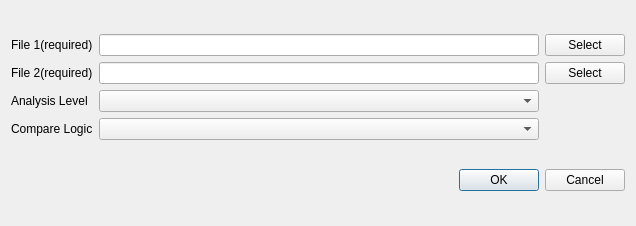
Before: the Qt Designer form src/tools/bindiff/DiffLoadDialog.ui in rizinorg/cutter, drawn with Qt 5.
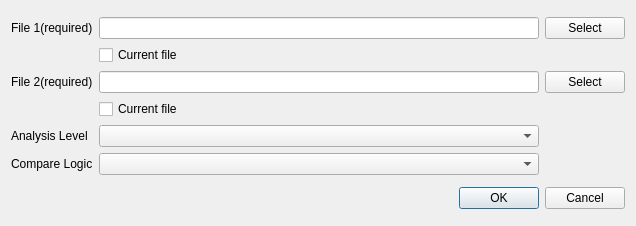
After: the same form once the commit is applied.

Commit message: Color support and CutterDiff changes for Cores and console

```diff
--- a/src/tools/bindiff/DiffLoadDialog.ui
+++ b/src/tools/bindiff/DiffLoadDialog.ui
@@ -31,52 +31,6 @@
      <property name="sizeConstraint">
       <enum>QLayout::SizeConstraint::SetMinimumSize</enum>
      </property>
-     <item row="1" column="1">
-      <widget class="QLineEdit" name="lineEditFileB"/>
-     </item>
-     <item row="0" column="2">
-      <widget class="QPushButton" name="buttonFileAOpen">
-       <property name="text">
-        <string>Select</string>
-       </property>
-      </widget>
-     </item>
-     <item row="1" column="2">
-      <widget class="QPushButton" name="buttonFileBOpen">
-       <property name="text">
-        <string>Select</string>
-       </property>
-      </widget>
-     </item>
-     <item row="2" column="1">
-      <widget class="QComboBox" name="comboBoxAnalysis"/>
-     </item>
-     <item row="0" column="1">
-      <widget class="QLineEdit" name="lineEditFileA"/>
-     </item>
-     <item row="1" column="0">
-      <widget class="QLabel" name="labelFileB">
-       <property name="sizePolicy">
-        <sizepolicy hsizetype="Preferred" vsizetype="Preferred">
-         <horstretch>0</horstretch>
-         <verstretch>0</verstretch>
-        </sizepolicy>
-       </property>
-       <property name="toolTip">
-        <string>&lt;html&gt;&lt;head/&gt;&lt;body&gt;&lt;p&gt;You can load a previous saved diff instead of performing a new diff scan.&lt;/p&gt;&lt;/body&gt;&lt;/html&gt;</string>
-       </property>
-       <property name="text">
-        <string>File 2(required)</string>
-       </property>
-      </widget>
-     </item>
-     <item row="2" column="0">
-      <widget class="QLabel" name="labelAnalysisLevel">
-       <property name="text">
-        <string>Analysis Level</string>
-       </property>
-      </widget>
-     </item>
      <item row="0" column="0">
       <widget class="QLabel" name="labelFileA">
        <property name="sizePolicy">
@@ -93,16 +47,76 @@
        </property>
       </widget>
      </item>
-     <item row="3" column="0">
+     <item row="2" column="1">
+      <widget class="QLineEdit" name="lineEditFileB"/>
+     </item>
+     <item row="5" column="0">
       <widget class="QLabel" name="labelCompareLogic">
        <property name="text">
         <string>Compare Logic</string>
        </property>
       </widget>
      </item>
-     <item row="3" column="1">
+     <item row="5" column="1">
       <widget class="QComboBox" name="comboBoxCompare"/>
      </item>
+     <item row="4" column="1">
+      <widget class="QComboBox" name="comboBoxAnalysis"/>
+     </item>
+     <item row="4" column="0">
+      <widget class="QLabel" name="labelAnalysisLevel">
+       <property name="text">
+        <string>Analysis Level</string>
+       </property>
+      </widget>
+     </item>
+     <item row="2" column="2">
+      <widget class="QPushButton" name="buttonFileBOpen">
+       <property name="text">
+        <string>Select</string>
+       </property>
+      </widget>
+     </item>
+     <item row="1" column="1">
+      <widget class="QCheckBox" name="setCurrentA">
+       <property name="text">
+        <string>Current file</string>
+       </property>
+      </widget>
+     </item>
+     <item row="2" column="0">
+      <widget class="QLabel" name="labelFileB">
+       <property name="sizePolicy">
+        <sizepolicy hsizetype="Preferred" vsizetype="Preferred">
+         <horstretch>0</horstretch>
+         <verstretch>0</verstretch>
+        </sizepolicy>
+       </property>
+       <property name="toolTip">
+        <string>&lt;html&gt;&lt;head/&gt;&lt;body&gt;&lt;p&gt;You can load a previous saved diff instead of performing a new diff scan.&lt;/p&gt;&lt;/body&gt;&lt;/html&gt;</string>
+       </property>
+       <property name="text">
+        <string>File 2(required)</string>
+       </property>
+      </widget>
+     </item>
+     <item row="0" column="2">
+      <widget class="QPushButton" name="buttonFileAOpen">
+       <property name="text">
+        <string>Select</string>
+       </property>
+      </widget>
+     </item>
+     <item row="0" column="1">
+      <widget class="QLineEdit" name="lineEditFileA"/>
+     </item>
+     <item row="3" column="1">
+      <widget class="QCheckBox" name="setCurrentB">
+       <property name="text">
+        <string>Current file</string>
+       </property>
+      </widget>
+     </item>
     </layout>
    </item>
    <item>
```
The commit also changes 12 other files.
